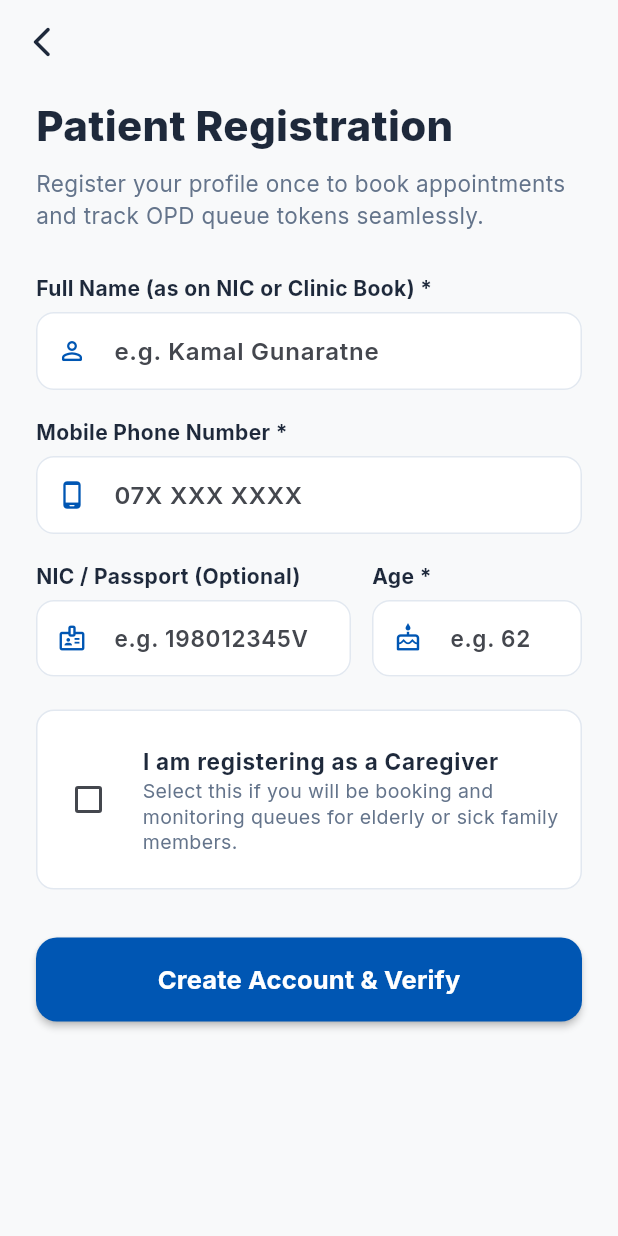
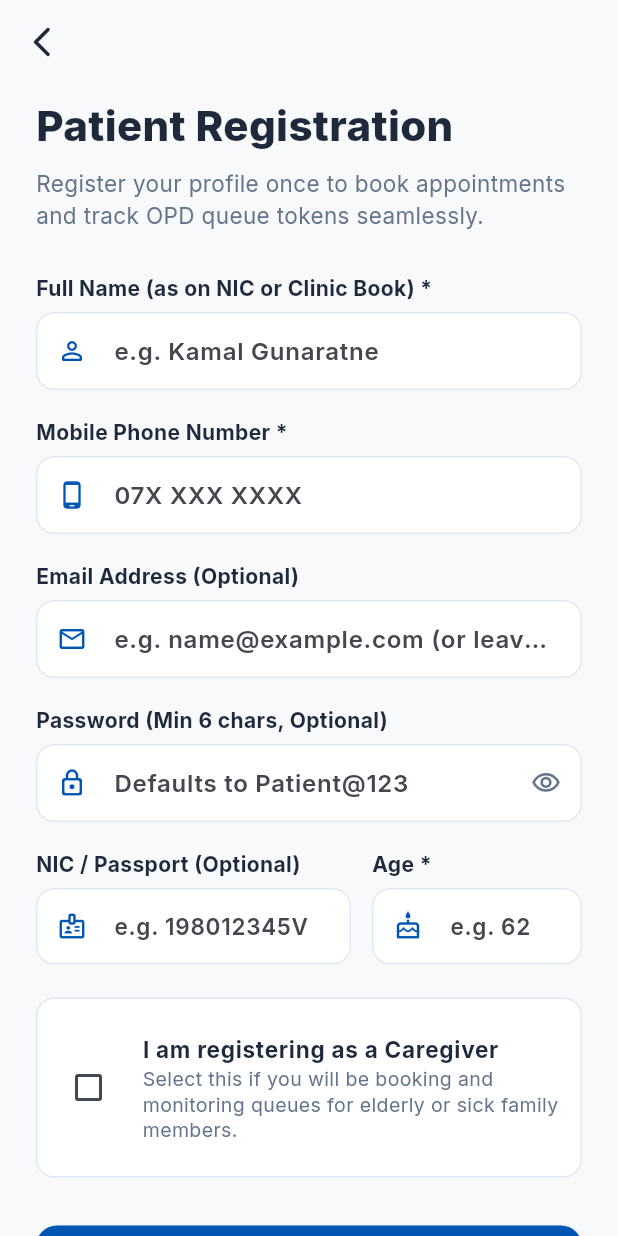
Before and after one commit to kavindyaPerera1234/mediq-app, a Flutter app: the RegistrationScreen screen opened directly, on a phone screen of 412 x 824 dp. Run offline on Flutter 3.47's test engine with Material 3 defaults, Android fonts, the phone set to English and light mode, and no system bars; our stand-ins replace cloud_firestore, firebase_auth, firebase_core, google_fonts, table_calendar; accounts and stored records are empty.

Commit message:
feat(auth): wire RegistrationScreen with Firebase Auth and Firestore profile creation

```diff
--- a/lib/features/auth_live_queue_module3/screens/auth/registration_screen.dart
+++ b/lib/features/auth_live_queue_module3/screens/auth/registration_screen.dart
@@ -1,4 +1,5 @@
 import 'package:flutter/material.dart';
+import 'package:firebase_auth/firebase_auth.dart';
 import 'package:google_fonts/google_fonts.dart';
 import '../../../../core/constants/app_colors.dart';
 import '../../services/auth_service.dart';
@@ -15,16 +16,21 @@ class _RegistrationScreenState extends State<RegistrationScreen> {
   final _formKey = GlobalKey<FormState>();
   final _nameController = TextEditingController();
   final _phoneController = TextEditingController();
+  final _emailController = TextEditingController();
+  final _passwordController = TextEditingController();
   final _nicController = TextEditingController();
   final _ageController = TextEditingController();
 
   bool _isCaregiver = false;
   bool _isLoading = false;
+  bool _obscurePassword = true;
 
   @override
   void dispose() {
     _nameController.dispose();
     _phoneController.dispose();
+    _emailController.dispose();
+    _passwordController.dispose();
     _nicController.dispose();
     _ageController.dispose();
     super.dispose();
@@ -35,26 +41,61 @@ class _RegistrationScreenState extends State<RegistrationScreen> {
 
     setState(() => _isLoading = true);
 
-    final success = await AuthService().registerUser(
+    final rawPhone = _phoneController.text.trim();
+    final email = _emailController.text.trim().isNotEmpty
+        ? _emailController.text.trim()
+        : '$rawPhone@mediq.lk';
+    final password = _passwordController.text.trim().isNotEmpty
+        ? _passwordController.text.trim()
+        : 'Patient@123';
+
+    try {
+      await AuthService().registerPatientOrCaregiver(
+        email: email,
+        password: password,
         fullName: _nameController.text.trim(),
-      phoneNumber: _phoneController.text.trim(),
-      nic: _nicController.text.trim(),
+        phoneNumber: rawPhone,
+        nic: _nicController.text.trim().isNotEmpty ? _nicController.text.trim() : null,
         age: int.tryParse(_ageController.text.trim()),
         isCaregiver: _isCaregiver,
       );
 
       setState(() => _isLoading = false);
 
-    if (success && mounted) {
+      if (mounted) {
         Navigator.push(
           context,
           MaterialPageRoute(
             builder: (context) => VerificationCodeScreen(
-            phoneNumber: _phoneController.text.trim(),
+              phoneNumber: rawPhone,
               isRegistration: true,
             ),
           ),
         );
+      }
+    } on FirebaseAuthException catch (e) {
+      setState(() => _isLoading = false);
+      String msg = 'Registration failed: ${e.message ?? e.code}';
+      if (e.code == 'email-already-in-use') {
+        msg = 'An account with this email/phone already exists. Please log in.';
+      } else if (e.code == 'weak-password') {
+        msg = 'Password is too weak. Please use at least 6 characters.';
+      }
+      if (mounted) {
+        ScaffoldMessenger.of(context).showSnackBar(
+          SnackBar(content: Text(msg), backgroundColor: AppColors.error),
+        );
+      }
+    } catch (e) {
+      setState(() => _isLoading = false);
+      if (mounted) {
+        ScaffoldMessenger.of(context).showSnackBar(
+          SnackBar(
+            content: Text('Registration error: $e'),
+            backgroundColor: AppColors.error,
+          ),
+        );
+      }
     }
   }
 
@@ -132,6 +173,42 @@ class _RegistrationScreenState extends State<RegistrationScreen> {
 
                 const SizedBox(height: 18),
 
+                // Email Address (Optional)
+                _buildFieldLabel('Email Address (Optional)'),
+                TextFormField(
+                  controller: _emailController,
+                  keyboardType: TextInputType.emailAddress,
+                  style: GoogleFonts.inter(fontSize: 16, fontWeight: FontWeight.w600),
+                  decoration: _buildInputDecoration(
+                    hint: 'e.g. name@example.com (or leave empty)',
+                    icon: Icons.email_outlined,
+                  ),
+                ),
+
+                const SizedBox(height: 18),
+
+                // Password (Optional, defaults to Patient@123)
+                _buildFieldLabel('Password (Min 6 chars, Optional)'),
+                TextFormField(
+                  controller: _passwordController,
+                  obscureText: _obscurePassword,
+                  style: GoogleFonts.inter(fontSize: 16, fontWeight: FontWeight.w600),
+                  decoration: _buildInputDecoration(
+                    hint: 'Defaults to Patient@123',
+                    icon: Icons.lock_outline_rounded,
+                    suffixIcon: IconButton(
+                      icon: Icon(
+                        _obscurePassword ? Icons.visibility_outlined : Icons.visibility_off_outlined,
+                        color: AppColors.textSecondary,
+                        size: 20,
+                      ),
+                      onPressed: () => setState(() => _obscurePassword = !_obscurePassword),
+                    ),
+                  ),
+                ),
+
+                const SizedBox(height: 18),
+
                 // Row for NIC and Age
                 Row(
                   children: [
@@ -183,7 +260,7 @@ class _RegistrationScreenState extends State<RegistrationScreen> {
                 Container(
                   padding: const EdgeInsets.all(14),
                   decoration: BoxDecoration(
-                    color: _isCaregiver ? AppColors.primaryLight.withOpacity(0.5) : AppColors.surface,
+                    color: _isCaregiver ? AppColors.primaryLight.withValues(alpha: 0.5) : AppColors.surface,
                     borderRadius: BorderRadius.circular(12),
                     border: Border.all(
                       color: _isCaregiver ? AppColors.primary : AppColors.border,
@@ -267,9 +344,14 @@ class _RegistrationScreenState extends State<RegistrationScreen> {
     );
   }
 
-  InputDecoration _buildInputDecoration({required String hint, required IconData icon}) {
+  InputDecoration _buildInputDecoration({
+    required String hint,
+    required IconData icon,
+    Widget? suffixIcon,
+  }) {
     return InputDecoration(
       prefixIcon: Icon(icon, color: AppColors.primary, size: 20),
+      suffixIcon: suffixIcon,
       hintText: hint,
       filled: true,
       fillColor: AppColors.surface,
```
Lines whose indentation alone changed are shown as unchanged.
